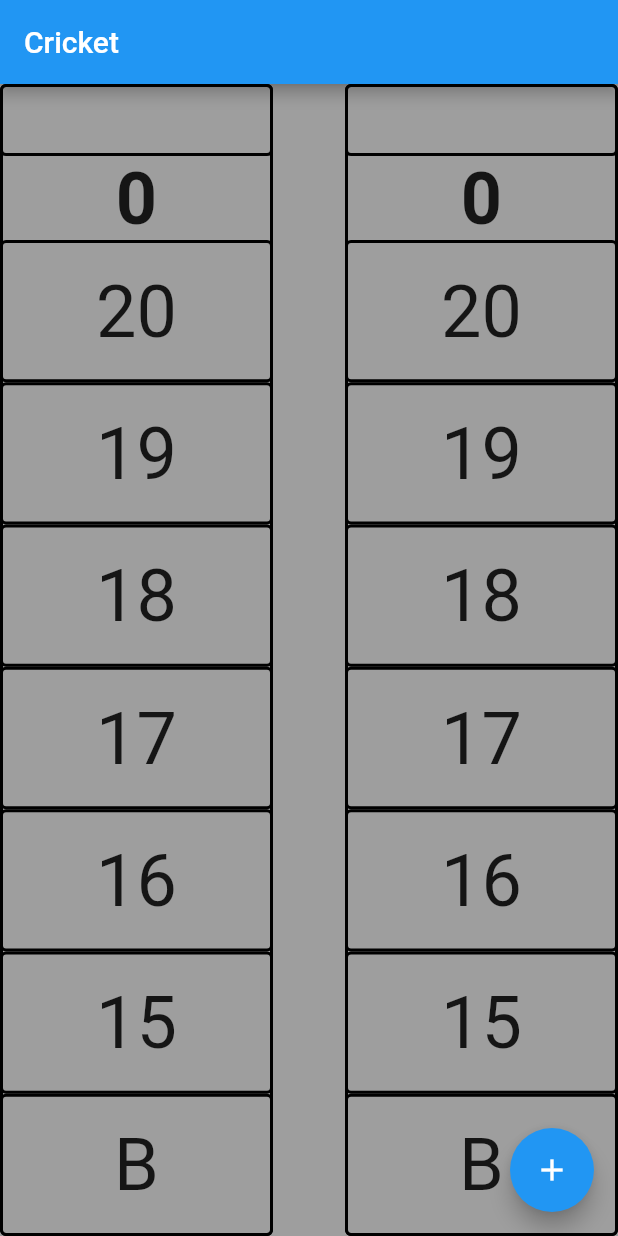
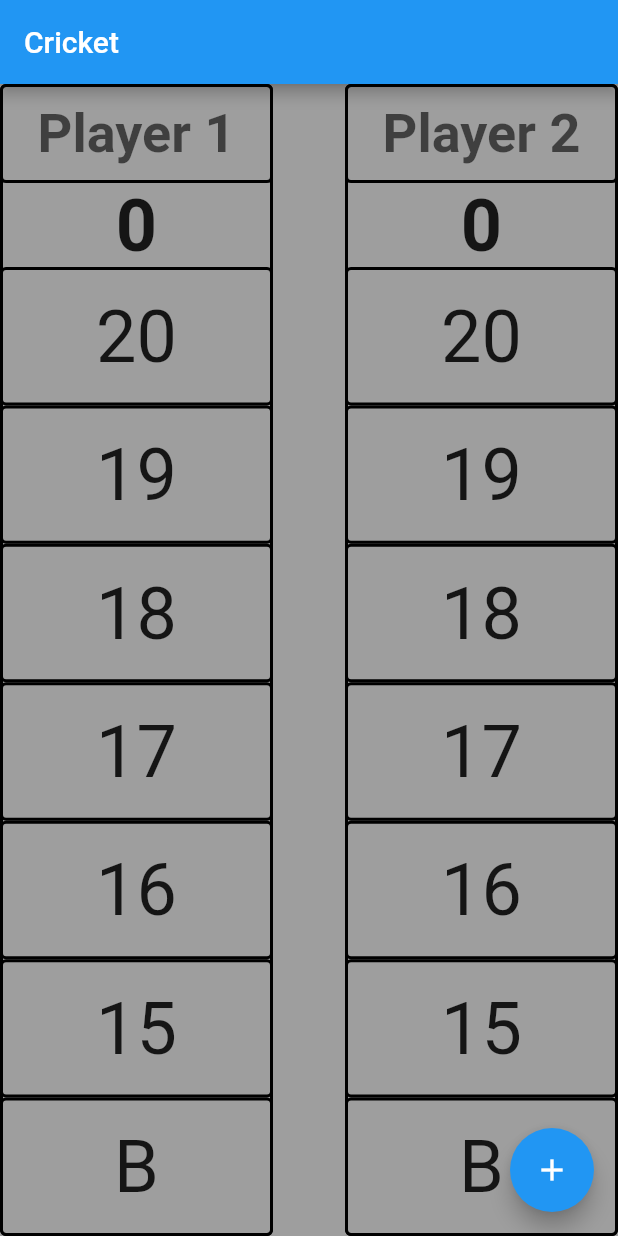
Before and after one commit to NickalasB/darts_scoreboard, a Flutter app: the screen it shows after launch, on a phone screen of 412 x 824 dp. Run offline on Flutter 3.47's test engine with Material 2 defaults, Android fonts, the phone set to English and light mode, and no system bars.

Commit message:
Add Player Name hint

```diff
--- a/lib/main.dart
+++ b/lib/main.dart
@@ -34,14 +34,16 @@ class _MyHomePageState extends State<MyHomePage> {
       appBar: AppBar(
         title: Text('Cricket'),
       ),
-      body: Row(
-        crossAxisAlignment: CrossAxisAlignment.stretch,
-        mainAxisAlignment: MainAxisAlignment.spaceBetween,
-        children: [
-          Expanded(child: const ScoreColumn()),
-          SizedBox(width: 48),
-          Expanded(child: const ScoreColumn()),
-        ],
+      body: SafeArea(
+        child: Row(
+          crossAxisAlignment: CrossAxisAlignment.stretch,
+          mainAxisAlignment: MainAxisAlignment.spaceBetween,
+          children: [
+            Expanded(child: const ScoreColumn(playerNumber: 1)),
+            SizedBox(width: 48),
+            Expanded(child: const ScoreColumn(playerNumber: 2)),
+          ],
+        ),
       ),
       floatingActionButton: FloatingActionButton(
         onPressed: () => {},
--- a/lib/ui/player_name.dart
+++ b/lib/ui/player_name.dart
@@ -2,7 +2,9 @@ import 'package:flutter/material.dart';
 import 'package:flutter/widgets.dart';
 
 class PlayerName extends StatelessWidget {
-  const PlayerName();
+  const PlayerName(this.playerNumber);
+
+  final int playerNumber;
   @override
   Widget build(BuildContext context) {
     return DecoratedBox(
@@ -10,7 +12,11 @@ class PlayerName extends StatelessWidget {
         border: Border.all(width: 2),
         borderRadius: BorderRadius.circular(4),
       ),
-      child: TextField(textAlign: TextAlign.center),
+      child: TextField(
+        textAlign: TextAlign.center,
+        style: TextStyle(fontWeight: FontWeight.bold, fontSize: 36),
+        decoration: InputDecoration(hintText: 'Player $playerNumber'),
+      ),
     );
   }
 }
--- a/lib/ui/score_column.dart
+++ b/lib/ui/score_column.dart
@@ -9,7 +9,9 @@ const cricketPoints = [20, 19, 18, 17, 16, 15, 25];
 typedef ScoreCallback = Function(int);
 
 class ScoreColumn extends StatefulWidget {
-  const ScoreColumn();
+  const ScoreColumn({this.playerNumber});
+
+  final int playerNumber;
 
   @override
   _ScoreColumnState createState() => _ScoreColumnState();
@@ -29,7 +31,7 @@ class _ScoreColumnState extends State<ScoreColumn> {
       child: Column(
         mainAxisAlignment: MainAxisAlignment.spaceBetween,
         children: [
-          const PlayerName(),
+          PlayerName(widget.playerNumber),
           Text(totalScore.toString(),
               style: TextStyle(
                 fontSize: 48,
```
Also changed, not shown: pubspec.yaml (+0 -43 lines).
